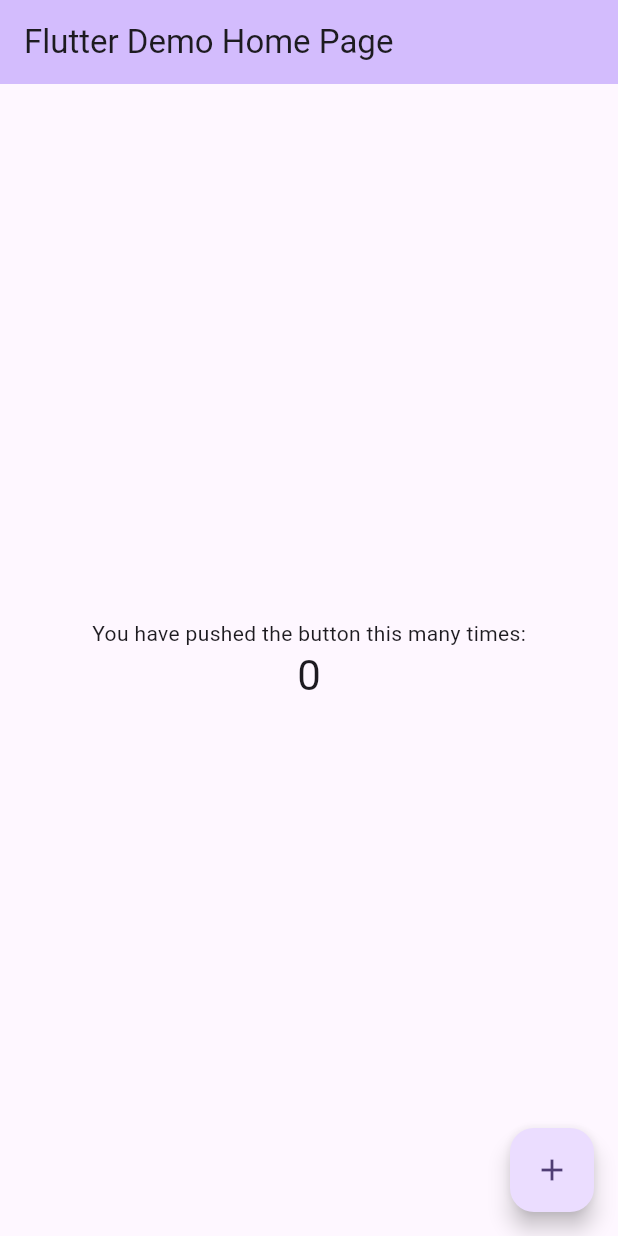
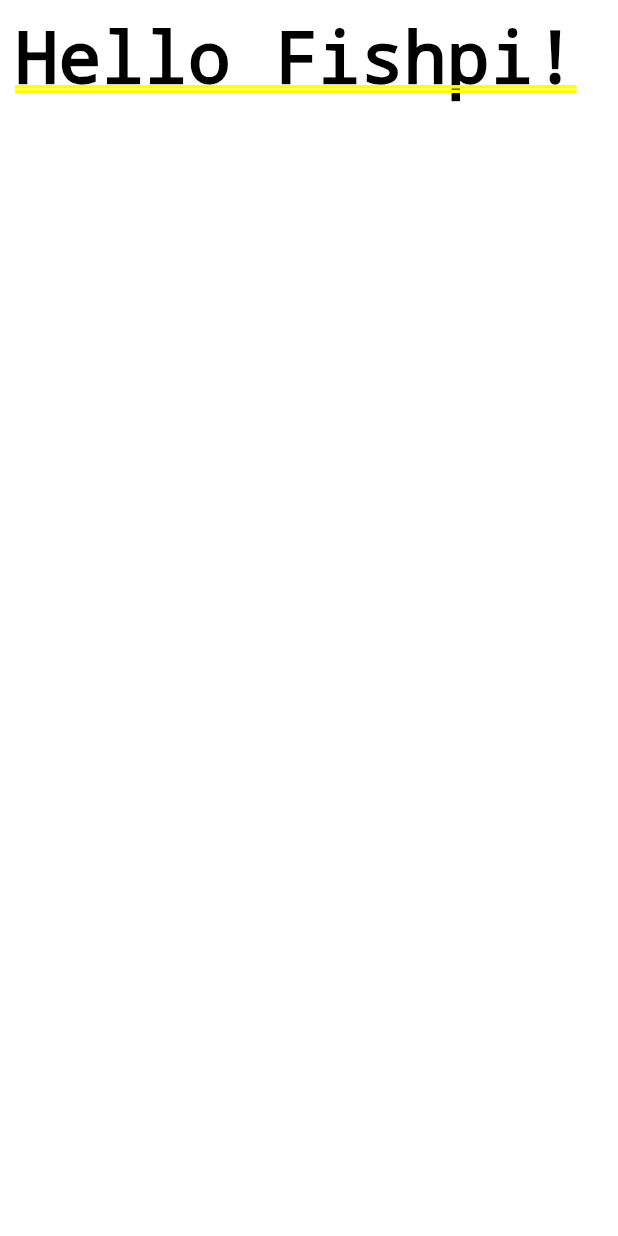
Before and after one commit to HereIsYui/fishpi_flutter, a Flutter app: the screen it shows after launch, on a phone screen of 412 x 824 dp. Run offline on Flutter 3.47's test engine with Material 2 defaults, Android fonts, the phone set to English and light mode, and no system bars; our stand-ins replace flutter_screenutil, get, shared_preferences.

Commit message:
初始化页面

```diff
--- /dev/null
+++ b/lib/language/language.dart
@@ -0,0 +1,10 @@
+import 'package:get/get.dart';
+import 'zh_cn.dart';
+
+class Messages extends Translations {
+
+  @override
+  Map<String, Map<String, String>> get keys => {
+    'zh_cn': langZh,
+  };
+}
--- /dev/null
+++ b/lib/language/zh_cn.dart
@@ -0,0 +1,3 @@
+final Map<String, String> langZh = {
+  "app_name":"摸鱼派"
+};
--- a/lib/main.dart
+++ b/lib/main.dart
@@ -1,4 +1,12 @@
+import 'package:fishpi_app/router/appRouter.dart';
+import 'package:fishpi_app/utils/util.dart';
+import 'package:fishpi_app/views/chat.dart';
 import 'package:flutter/material.dart';
+import 'package:flutter_screenutil/flutter_screenutil.dart';
+import 'package:get/get.dart';
+import 'package:get/get_navigation/src/root/get_material_app.dart';
+
+import 'language/language.dart';
 
 void main() {
   runApp(const MyApp());
@@ -10,116 +18,25 @@ class MyApp extends StatelessWidget {
   // This widget is the root of your application.
   @override
   Widget build(BuildContext context) {
-    return MaterialApp(
-      title: 'Flutter Demo',
-      theme: ThemeData(
-        // This is the theme of your application.
-        //
-        // TRY THIS: Try running your application with "flutter run". You'll see
-        // the application has a blue toolbar. Then, without quitting the app,
-        // try changing the seedColor in the colorScheme below to Colors.green
-        // and then invoke "hot reload" (save your changes or press the "hot
-        // reload" button in a Flutter-supported IDE, or press "r" if you used
-        // the command line to start the app).
-        //
-        // Notice that the counter didn't reset back to zero; the application
-        // state is not lost during the reload. To reset the state, use hot
-        // restart instead.
-        //
-        // This works for code too, not just values: Most code changes can be
-        // tested with just a hot reload.
-        colorScheme: ColorScheme.fromSeed(seedColor: Colors.deepPurple),
-        useMaterial3: true,
-      ),
-      home: const MyHomePage(title: 'Flutter Demo Home Page'),
+    return ScreenUtilInit(
+      designSize: const Size(750,1334),
+      minTextAdapt: true,
+      splitScreenMode: true,
+      builder: (context,child){
+        return GetMaterialApp(
+          title: 'app_name'.tr,
+          translations: Messages(),
+          debugShowCheckedModeBanner: false,//去掉debug图标
+          fallbackLocale: const Locale('zh', 'CN'),// 在配置错误的情况下,使用的语言
+
+          // 初始路径
+          initialRoute: AppRouters.chat,
+          // 404页面
+          // unknownRoute: GetPage(name:'',page:()=>{}),
+          getPages: AppRouters.getPages,
+          home: ChatPage(),
+        );
+      },
     );
   }
 }
-
-class MyHomePage extends StatefulWidget {
-  const MyHomePage({super.key, required this.title});
-
-  // This widget is the home page of your application. It is stateful, meaning
-  // that it has a State object (defined below) that contains fields that affect
-  // how it looks.
-
-  // This class is the configuration for the state. It holds the values (in this
-  // case the title) provided by the parent (in this case the App widget) and
-  // used by the build method of the State. Fields in a Widget subclass are
-  // always marked "final".
-
-  final String title;
-
-  @override
-  State<MyHomePage> createState() => _MyHomePageState();
-}
-
-class _MyHomePageState extends State<MyHomePage> {
-  int _counter = 0;
-
-  void _incrementCounter() {
-    setState(() {
-      // This call to setState tells the Flutter framework that something has
-      // changed in this State, which causes it to rerun the build method below
-      // so that the display can reflect the updated values. If we changed
-      // _counter without calling setState(), then the build method would not be
-      // called again, and so nothing would appear to happen.
-      _counter++;
-    });
-  }
-
-  @override
-  Widget build(BuildContext context) {
-    // This method is rerun every time setState is called, for instance as done
-    // by the _incrementCounter method above.
-    //
-    // The Flutter framework has been optimized to make rerunning build methods
-    // fast, so that you can just rebuild anything that needs updating rather
-    // than having to individually change instances of widgets.
-    return Scaffold(
-      appBar: AppBar(
-        // TRY THIS: Try changing the color here to a specific color (to
-        // Colors.amber, perhaps?) and trigger a hot reload to see the AppBar
-        // change color while the other colors stay the same.
-        backgroundColor: Theme.of(context).colorScheme.inversePrimary,
-        // Here we take the value from the MyHomePage object that was created by
-        // the App.build method, and use it to set our appbar title.
-        title: Text(widget.title),
-      ),
-      body: Center(
-        // Center is a layout widget. It takes a single child and positions it
-        // in the middle of the parent.
-        child: Column(
-          // Column is also a layout widget. It takes a list of children and
-          // arranges them vertically. By default, it sizes itself to fit its
-          // children horizontally, and tries to be as tall as its parent.
-          //
-          // Column has various properties to control how it sizes itself and
-          // how it positions its children. Here we use mainAxisAlignment to
-          // center the children vertically; the main axis here is the vertical
-          // axis because Columns are vertical (the cross axis would be
-          // horizontal).
-          //
-          // TRY THIS: Invoke "debug painting" (choose the "Toggle Debug Paint"
-          // action in the IDE, or press "p" in the console), to see the
-          // wireframe for each widget.
-          mainAxisAlignment: MainAxisAlignment.center,
-          children: <Widget>[
-            const Text(
-              'You have pushed the button this many times:',
-            ),
-            Text(
-              '$_counter',
-              style: Theme.of(context).textTheme.headlineMedium,
-            ),
-          ],
-        ),
-      ),
-      floatingActionButton: FloatingActionButton(
-        onPressed: _incrementCounter,
-        tooltip: 'Increment',
-        child: const Icon(Icons.add),
-      ), // This trailing comma makes auto-formatting nicer for build methods.
-    );
-  }
-}
--- /dev/null
+++ b/lib/router/appRouter.dart
@@ -0,0 +1,11 @@
+import 'package:get/get_navigation/src/routes/get_route.dart';
+
+import '../views/chat.dart';
+
+abstract class AppRouters {
+  static const chat = '/chat';
+
+  static final List<GetPage> getPages = [
+    GetPage(name: chat, page: () => ChatPage())
+  ];
+}
--- /dev/null
+++ b/lib/views/chat.dart
@@ -0,0 +1,24 @@
+import 'package:flutter/cupertino.dart';
+import 'package:flutter/material.dart';
+
+class ChatPage extends StatefulWidget {
+  const ChatPage({super.key});
+
+  @override
+  State<ChatPage> createState() => _ChatPageState();
+}
+
+class _ChatPageState extends State<ChatPage> with AutomaticKeepAliveClientMixin{
+  @override
+  Widget build(BuildContext context) {
+
+    return Container(
+      padding: const EdgeInsets.all(10),
+      child: const Text('Hello Fishpi!',style: TextStyle(color: Colors.black),),
+    );
+  }
+
+  @override
+  bool get wantKeepAlive => true;
+
+}
--- a/pubspec.yaml
+++ b/pubspec.yaml
@@ -30,7 +30,10 @@ environment:
 dependencies:
   flutter:
     sdk: flutter
-
+  # 屏幕适配
+  flutter_screenutil: ^5.8.4
+  # 缓存
+  shared_preferences: ^2.1.2
   get: ^4.6.6
   # fishpi cli
   fishpi: ^1.0.8
```
Also changed, not shown: lib/utils/util.dart (added, +69 -0 lines), pubspec.lock, 1 other file.
